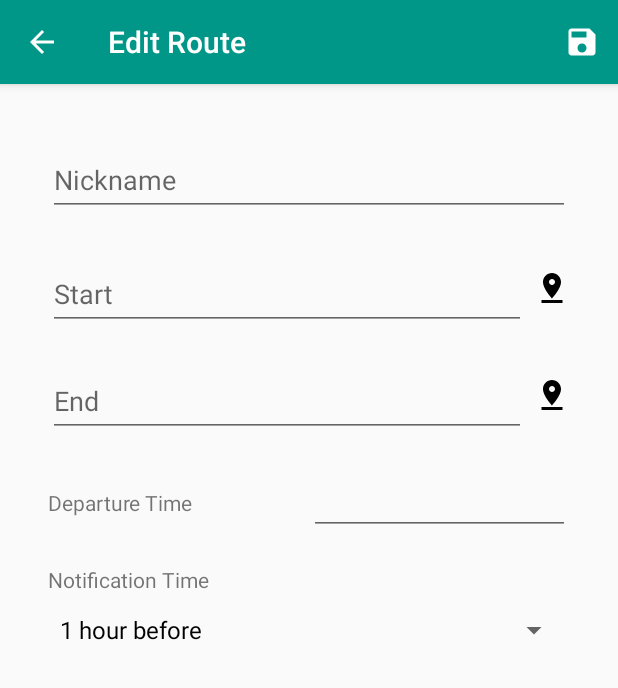
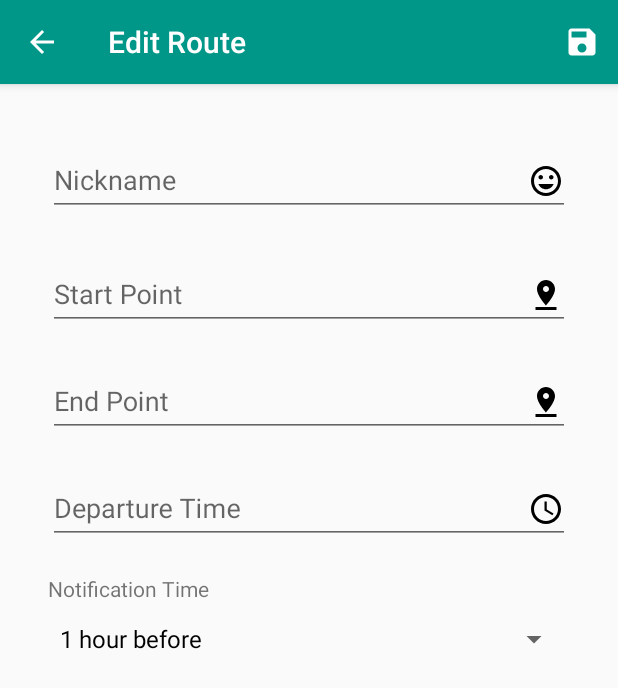
Before and after one commit to jdrider/RouteSelector, an Android app: the EditRouteFragment screen opened directly, with no data from a screen before it, on a phone screen of 412 x 824 dp. Shown: the top 688 px of the screen. Run offline under Robolectric (Android 15) with nearby library versions, the phone set to English and light mode, and no system bars; our stand-ins replace Dagger/Hilt's generated code, Timber; libraries missing offline, so code that uses them is left out: com.pacoworks.rxpaper, rx.android.schedulers, rx.subscriptions; 4 statements that could not run were skipped.

Commit message:
Clean up add/edit screen design

```diff
--- a/app/src/main/java/com/jrider/routeselector/features/routes/EditRouteFragment.kt
+++ b/app/src/main/java/com/jrider/routeselector/features/routes/EditRouteFragment.kt
@@ -173,14 +173,6 @@ class EditRouteFragment : Fragment(), RouteContract.View {
                     false).show()
         }
 
-        button_map_start_point.setOnClickListener {
-            openPlacePredictor(START_POINT_PLACE_REQUEST)
-        }
-
-        button_map_end_point.setOnClickListener {
-            openPlacePredictor(END_POINT_PLACE_REQUEST)
-        }
-
         text_add_route_start_point.setOnClickListener { openPlacePredictor(START_POINT_PLACE_REQUEST) }
 
         text_add_route_end_point.setOnClickListener { openPlacePredictor(END_POINT_PLACE_REQUEST) }
--- /dev/null
+++ b/app/src/main/res/drawable/ic_access_time_black_24dp.xml
@@ -0,0 +1,9 @@
+<vector xmlns:android="http://schemas.android.com/apk/res/android"
+        android:width="24dp"
+        android:height="24dp"
+        android:viewportWidth="24.0"
+        android:viewportHeight="24.0">
+    <path
+        android:fillColor="#FF000000"
+        android:pathData="M11.99,2C6.47,2 2,6.48 2,12s4.47,10 9.99,10C17.52,22 22,17.52 22,12S17.52,2 11.99,2zM12,20c-4.42,0 -8,-3.58 -8,-8s3.58,-8 8,-8 8,3.58 8,8 -3.58,8 -8,8zM12.5,7H11v6l5.25,3.15 0.75,-1.23 -4.5,-2.67z"/>
+</vector>
--- /dev/null
+++ b/app/src/main/res/drawable/ic_insert_emoticon_black_24dp.xml
@@ -0,0 +1,9 @@
+<vector xmlns:android="http://schemas.android.com/apk/res/android"
+        android:width="24dp"
+        android:height="24dp"
+        android:viewportWidth="24.0"
+        android:viewportHeight="24.0">
+    <path
+        android:fillColor="#FF000000"
+        android:pathData="M11.99,2C6.47,2 2,6.48 2,12s4.47,10 9.99,10C17.52,22 22,17.52 22,12S17.52,2 11.99,2zM12,20c-4.42,0 -8,-3.58 -8,-8s3.58,-8 8,-8 8,3.58 8,8 -3.58,8 -8,8zM15.5,11c0.83,0 1.5,-0.67 1.5,-1.5S16.33,8 15.5,8 14,8.67 14,9.5s0.67,1.5 1.5,1.5zM8.5,11c0.83,0 1.5,-0.67 1.5,-1.5S9.33,8 8.5,8 7,8.67 7,9.5 7.67,11 8.5,11zM12,17.5c2.33,0 4.31,-1.46 5.11,-3.5L6.89,14c0.8,2.04 2.78,3.5 5.11,3.5z"/>
+</vector>
--- a/app/src/main/res/layout/fragment_edit_route.xml
+++ b/app/src/main/res/layout/fragment_edit_route.xml
@@ -22,6 +22,7 @@
             android:id="@+id/text_add_route_nickname"
             android:layout_width="match_parent"
             android:layout_height="wrap_content"
+            android:drawableEnd="@drawable/ic_insert_emoticon_black_24dp"
             android:hint="@string/add_route_route_nickname" />
 
     </android.support.design.widget.TextInputLayout>
@@ -41,19 +42,11 @@
                 android:id="@+id/text_add_route_start_point"
                 android:layout_width="match_parent"
                 android:layout_height="wrap_content"
+                android:drawableEnd="@drawable/ic_pin_drop_black_24dp"
                 android:focusable="false"
                 android:hint="@string/add_route_route_start_point" />
 
         </android.support.design.widget.TextInputLayout>
-
-        <ImageButton
-            android:id="@+id/button_map_start_point"
-            android:layout_width="24dp"
-            android:layout_height="24dp"
-            android:layout_gravity="center"
-            android:layout_marginStart="5dp"
-            android:background="@drawable/ic_pin_drop_black_24dp"
-            android:contentDescription="@string/add_route_select_start_point" />
 
     </LinearLayout>
 
@@ -72,44 +65,35 @@
                 android:id="@+id/text_add_route_end_point"
                 android:layout_width="match_parent"
                 android:layout_height="wrap_content"
+                android:drawableEnd="@drawable/ic_pin_drop_black_24dp"
                 android:focusable="false"
                 android:hint="@string/add_route_route_end_point" />
 
         </android.support.design.widget.TextInputLayout>
-
-        <ImageButton
-            android:id="@+id/button_map_end_point"
-            android:layout_width="24dp"
-            android:layout_height="24dp"
-            android:layout_gravity="center"
-            android:layout_marginStart="5dp"
-            android:background="@drawable/ic_pin_drop_black_24dp"
-            android:contentDescription="@string/add_route_select_end_point" />
 
     </LinearLayout>
 
     <LinearLayout
         android:layout_width="match_parent"
         android:layout_height="wrap_content"
-        android:layout_marginTop="20dp"
+        android:layout_marginTop="15dp"
         android:orientation="horizontal">
 
-        <TextView
+        <android.support.design.widget.TextInputLayout
             android:layout_width="0dp"
             android:layout_height="wrap_content"
-            android:layout_weight="1"
-            android:labelFor="@+id/text_add_route_departure_time"
-            android:text="@string/add_route_departure_time" />
+            android:layout_weight="2">
 
-        <EditText
-            android:id="@+id/text_add_route_departure_time"
-            android:layout_width="0dp"
-            android:layout_height="wrap_content"
-            android:layout_weight="1"
-            android:focusable="false"
-            android:focusableInTouchMode="false"
-            android:inputType="time"
-            tools:text="8:00 AM" />
+            <android.support.design.widget.TextInputEditText
+                android:id="@+id/text_add_route_departure_time"
+                android:layout_width="match_parent"
+                android:layout_height="wrap_content"
+                android:drawableEnd="@drawable/ic_access_time_black_24dp"
+                android:focusable="false"
+                android:hint="@string/add_route_departure_time" />
+
+        </android.support.design.widget.TextInputLayout>
+
     </LinearLayout>
 
     <TextView
--- a/app/src/main/res/values/strings.xml
+++ b/app/src/main/res/values/strings.xml
@@ -3,8 +3,8 @@
 
     <!-- Add Route -->
     <string name="add_route_route_nickname">Nickname</string>
-    <string name="add_route_route_start_point">Start</string>
-    <string name="add_route_route_end_point">End</string>
+    <string name="add_route_route_start_point">Start Point</string>
+    <string name="add_route_route_end_point">End Point</string>
     <string name="add_route_select_start_point">Select Start Point</string>
     <string name="add_route_select_end_point">Select End Point</string>
     <string name="add_route_departure_time">Departure Time</string>
```
